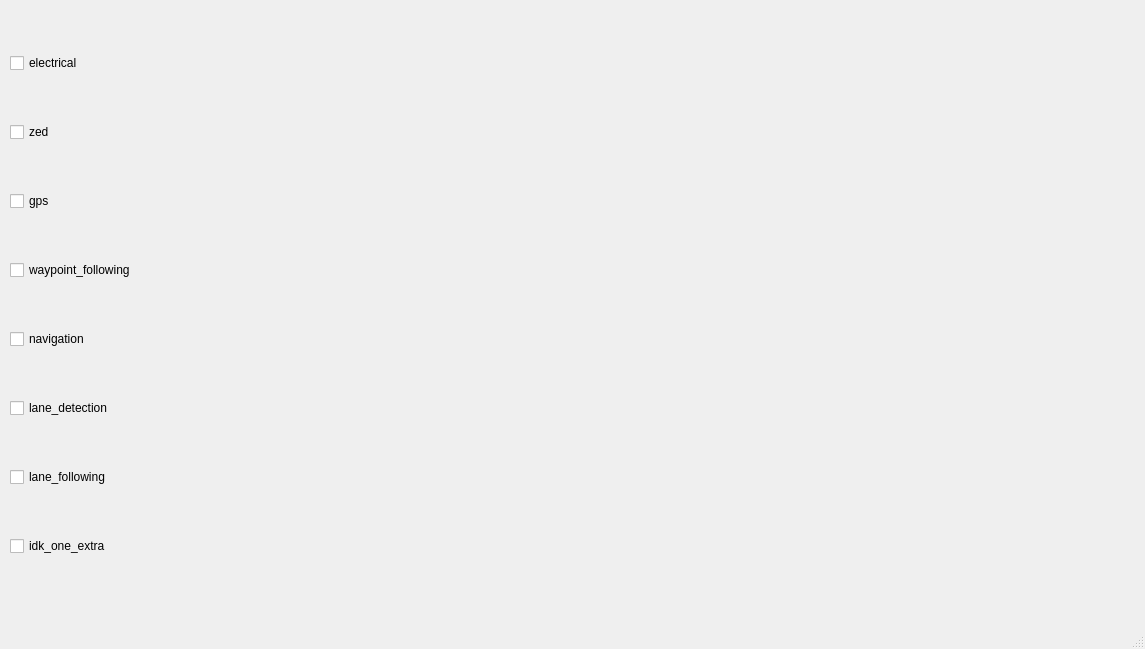
This is IGVC_UI/mainwindow.ui in Team-Abhiyaan/IGVC_UI as Qt 5 draws it before an edit. The edited form follows.
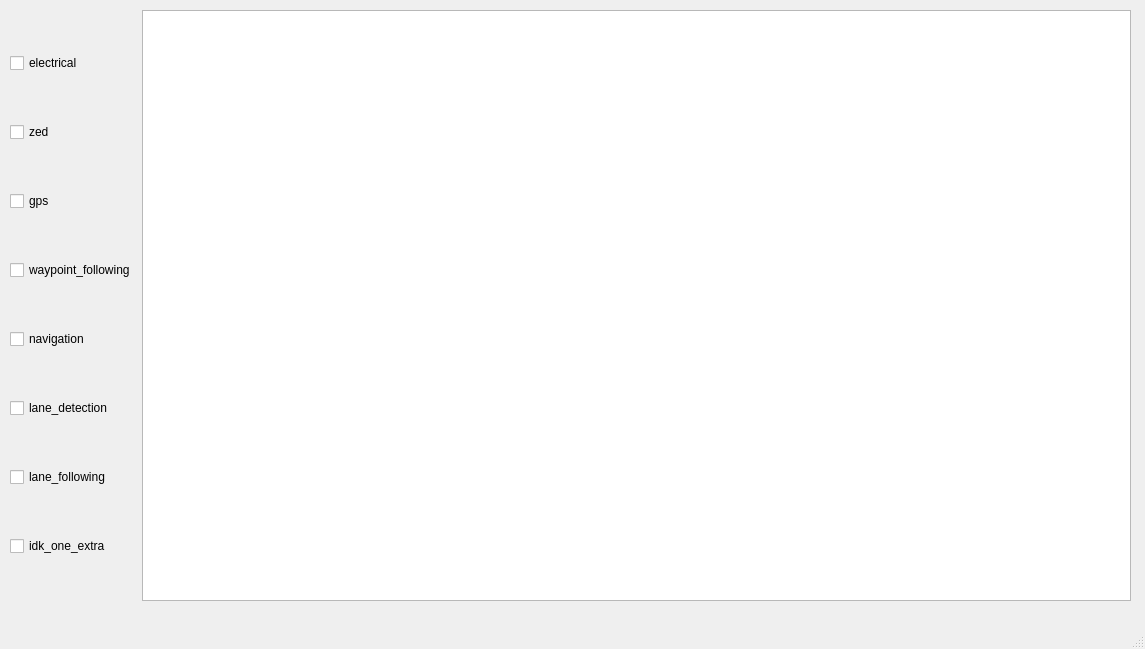
This is the edited form.

Commit message: Added a TextBox to display terminal output

```diff
--- a/IGVC_UI/mainwindow.ui
+++ b/IGVC_UI/mainwindow.ui
@@ -109,7 +109,11 @@
       </layout>
      </item>
      <item>
-      <layout class="QVBoxLayout" name="commands"/>
+      <layout class="QVBoxLayout" name="commands">
+       <item>
+        <widget class="QPlainTextEdit" name="outputDisplay"/>
+       </item>
+      </layout>
      </item>
     </layout>
    </widget>
```
The commit also changes 4 other files.
